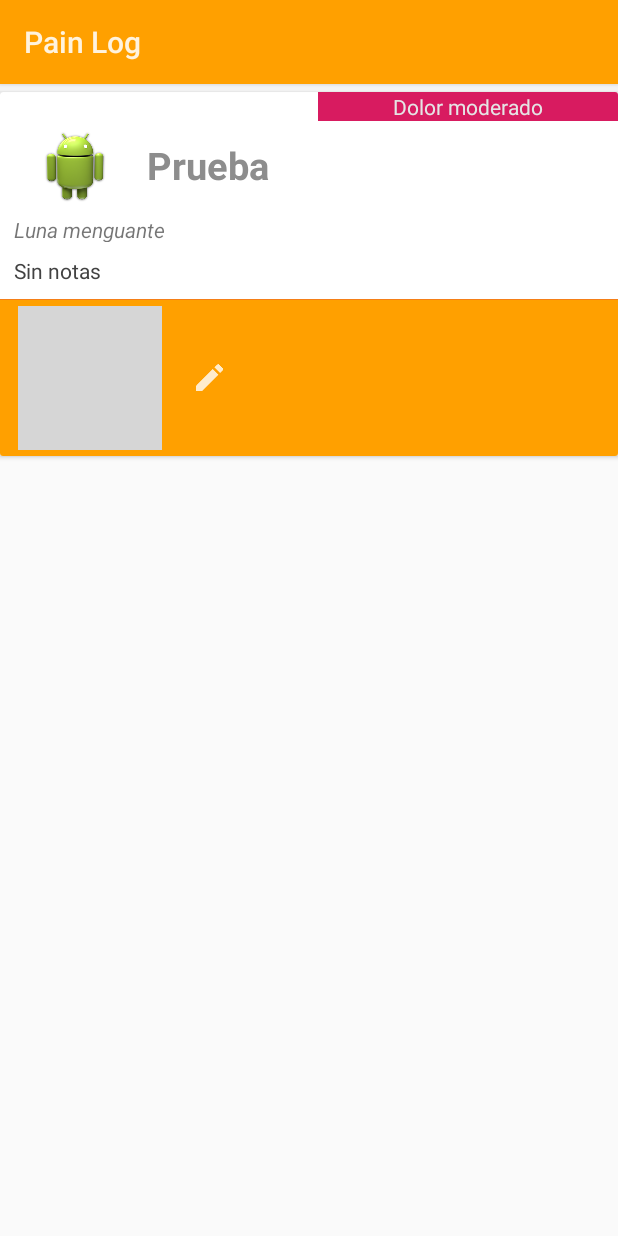
After one commit to rulogarcillan/PainLog, an Android app: the layout dummy_l.xml on its own in the app's theme, with its tools: preview values and no code run, on a phone screen of 412 x 824 dp. The commit adds this screen. Run offline under Robolectric (Android 15) with nearby library versions, the phone set to English and light mode, and no system bars; grey boxes are pictures that could not be loaded.

Commit message:
Creando activity logs

```diff
--- /dev/null
+++ b/app/src/main/res/layout/dummy_l.xml
@@ -0,0 +1,143 @@
+<?xml version="1.0" encoding="utf-8"?>
+
+<android.support.v7.widget.CardView xmlns:android="http://schemas.android.com/apk/res/android"
+    xmlns:card_view="http://schemas.android.com/apk/res-auto"
+    android:id="@+id/card_view"
+    android:layout_width="match_parent"
+    android:layout_height="wrap_content"
+    android:layout_marginBottom="5dp"
+    android:layout_marginTop="5dp"
+    card_view:cardElevation="2dp">
+
+
+    <LinearLayout
+        android:layout_width="match_parent"
+        android:layout_height="match_parent"
+        android:orientation="vertical">
+
+        <RelativeLayout
+            android:layout_width="match_parent"
+            android:layout_height="100dp"
+            android:layout_alignParentBottom="true"
+            android:layout_alignParentLeft="true"
+            android:layout_centerHorizontal="true">
+
+            <LinearLayout
+                android:layout_width="200dp"
+                android:layout_height="wrap_content"
+                android:layout_alignEnd="@+id/textLuna"
+                android:layout_alignParentTop="true"
+                android:background="@color/relajado"
+                android:orientation="vertical">
+
+                <TextView
+                    android:id="@+id/textDolor"
+                    android:layout_width="wrap_content"
+                    android:layout_height="wrap_content"
+                    android:layout_gravity="center_horizontal"
+                    android:text="Dolor moderado"
+                    android:textAppearance="?android:attr/textAppearanceSmall"
+                    android:textColor="@color/card_separator" />
+            </LinearLayout>
+
+            <ImageView
+                android:id="@+id/imageLuna"
+                android:layout_width="64dp"
+                android:layout_height="64dp"
+                android:layout_alignParentStart="true"
+                android:layout_centerVertical="true"
+                android:layout_marginStart="18dp"
+                android:scaleType="center"
+                android:src="@drawable/ic_launcher" />
+
+            <TextView
+                android:id="@+id/textLuna"
+                android:layout_width="match_parent"
+                android:layout_height="wrap_content"
+                android:layout_alignParentStart="true"
+                android:layout_below="@+id/imageLuna"
+                android:layout_marginStart="9dp"
+                android:text="Luna menguante"
+                android:textStyle="italic" />
+
+            <TextView
+                android:id="@+id/text"
+                android:layout_width="match_parent"
+                android:layout_height="wrap_content"
+                android:layout_above="@+id/textLuna"
+                android:layout_toEndOf="@+id/imageLuna"
+                android:paddingBottom="@dimen/activity_horizontal_margin"
+                android:paddingLeft="@dimen/activity_horizontal_margin"
+                android:paddingRight="@dimen/activity_horizontal_margin"
+                android:paddingTop="@dimen/activity_horizontal_margin"
+                android:text="Prueba"
+                android:textColor="@color/card_text"
+                android:textSize="25dp"
+                android:textStyle="bold" />
+        </RelativeLayout>
+
+        <LinearLayout
+            android:layout_width="match_parent"
+            android:layout_height="wrap_content"
+            android:orientation="vertical">
+
+            <TextView
+                android:id="@+id/textNotas"
+                android:layout_width="wrap_content"
+                android:layout_height="wrap_content"
+                android:padding="9dp"
+                android:text="Sin notas"
+                android:textAppearance="?android:attr/textAppearanceSmall"
+                android:textColor="@color/cardview_dark_background" />
+
+        </LinearLayout>
+
+        <FrameLayout
+
+            android:layout_width="match_parent"
+            android:layout_height="wrap_content">
+
+            <View
+                android:layout_width="match_parent"
+                android:layout_height="0.5dp"
+                android:background="@color/color_k">
+
+            </View>
+        </FrameLayout>
+
+        <LinearLayout
+            android:layout_width="match_parent"
+            android:layout_height="wrap_content"
+            android:background="@color/color_h"
+            android:orientation="horizontal"
+            android:padding="4dp">
+
+
+            <ImageButton
+
+                android:id="@+id/delete"
+                android:layout_width="wrap_content"
+                android:layout_height="wrap_content"
+                android:layout_gravity="center_vertical"
+                android:layout_marginLeft="8dp"
+                android:background="?android:selectableItemBackground"
+                android:scaleType="fitXY"
+                android:src="@drawable/ic_delete_d" />
+
+            <ImageButton
+
+                android:id="@+id/edit"
+                android:layout_width="wrap_content"
+                android:layout_height="wrap_content"
+                android:layout_gravity="center_vertical"
+                android:layout_marginLeft="16dp"
+                android:background="?android:selectableItemBackground"
+                android:scaleType="fitXY"
+                android:src="@drawable/ic_edit_d" />
+
+
+        </LinearLayout>
+
+    </LinearLayout>
+
+</android.support.v7.widget.CardView>
--- a/app/src/main/res/layout/dummy_p.xml
+++ b/app/src/main/res/layout/dummy_p.xml
@@ -22,6 +22,7 @@
     android:layout_height="match_parent"
     android:background="?android:selectableItemBackground"
     android:clickable="true"
+    android:id="@+id/layo"
     android:orientation="vertical">
 
     <TextView
--- /dev/null
+++ b/app/src/main/res/menu/menu_log.xml
@@ -0,0 +1,6 @@
+<menu xmlns:android="http://schemas.android.com/apk/res/android"
+    xmlns:tools="http://schemas.android.com/tools"
+    tools:context="com.pain.log.painlog.negocio.LogActivity">
+    <item android:id="@+id/action_settings" android:title="@string/action_settings"
+        android:orderInCategory="100" android:showAsAction="never" />
+</menu>
--- a/app/src/main/res/values/strings.xml
+++ b/app/src/main/res/values/strings.xml
@@ -8,5 +8,8 @@
     <string name="errorvacio">Error, debe introducir un texto</string>
     <string name="eliminarTittle">Eliminar</string>
     <string name="editarTittle">Editar</string>
+    <string name="title_activity_log">LogActivity</string>
+
+    <string name="hello_world">Hello world!</string>
 
 </resources>
```
Also changed, not shown: app/src/main/AndroidManifest.xml (+8 -3 lines), app/src/main/java/com/pain/log/painlog/negocio/AdapterLogs.java (added, +100 -0 lines), app/src/main/java/com/pain/log/painlog/negocio/AdapterProyectos.java (+31 -15 lines), app/src/main/java/com/pain/log/painlog/negocio/LogActivity.java (added, +150 -0 lines), app/src/main/java/com/pain/log/painlog/negocio/Logs.java (added, +66 -0 lines), app/src/main/res/layout/activity_log.xml (added, +42 -0 lines), app/src/main/res/drawable-hdpi/ic_pain.png (added), app/src/main/res/drawable-mdpi/ic_pain.png (added), app/src/main/res/drawable-xhdpi/ic_pain.png (added), app/src/main/res/drawable-xxhdpi/ic_pain.png (added).
